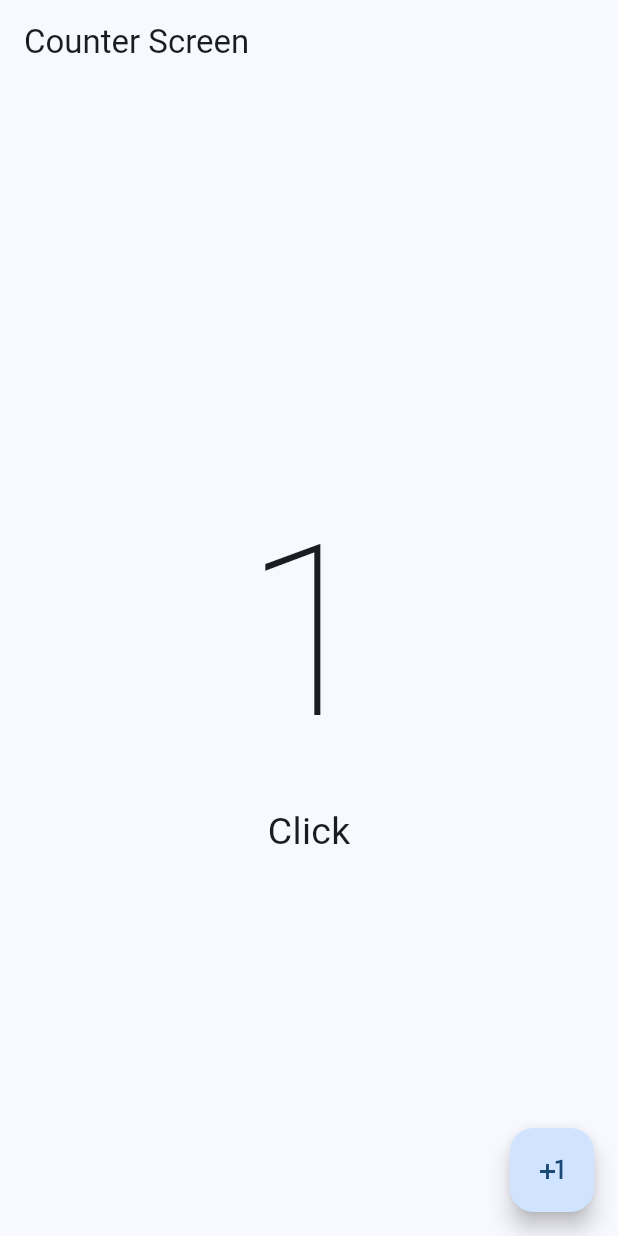
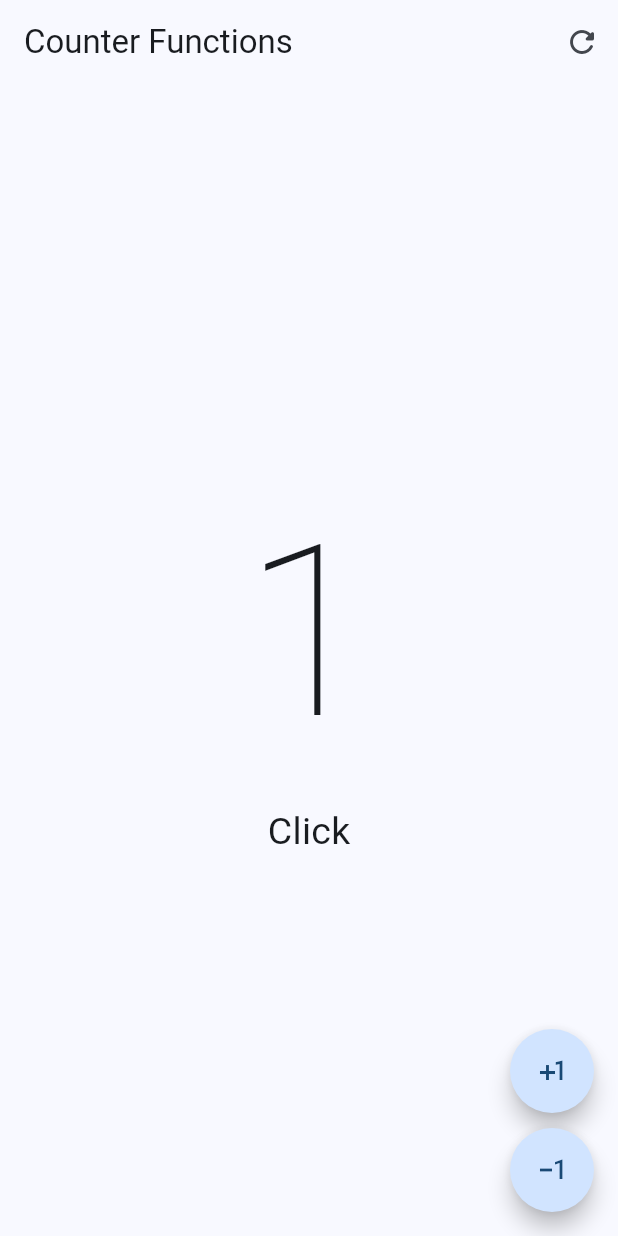
Before and after one commit to jonamx13/hello_world_app, a Flutter app: the screen it shows after launch, after a tap on the "plus one" icon, on a phone screen of 412 x 824 dp. Run offline on Flutter 3.47's test engine with Material 3 defaults, Android fonts, the phone set to English and light mode, and no system bars.

Commit message:
Appbar and actions buttons

```diff
--- a/lib/main.dart
+++ b/lib/main.dart
@@ -1,5 +1,6 @@
 import 'package:flutter/material.dart';
-import 'package:hello_world_app/presentation/screens/counter/counter_screen.dart';
+import 'package:hello_world_app/presentation/screens/counter/counter_functions_screen.dart';
+// import 'package:hello_world_app/presentation/screens/counter/counter_screen.dart';
 
 void main() {
   runApp(const MyApp());
@@ -16,7 +17,7 @@ class MyApp extends StatelessWidget {
         useMaterial3: true,
         colorSchemeSeed: Colors.blue
       ),
-      home: const CounterScreen()
+      home: const CounterFunctionsScreen()
     );
   }
 }
--- /dev/null
+++ b/lib/presentation/screens/counter/counter_functions_screen.dart
@@ -0,0 +1,66 @@
+import 'package:flutter/material.dart';
+
+class CounterFunctionsScreen extends StatefulWidget {
+  const CounterFunctionsScreen({super.key});
+
+  @override
+  State<CounterFunctionsScreen> createState() => _CounterFunctionsScreenState();
+}
+
+class _CounterFunctionsScreenState extends State<CounterFunctionsScreen> {
+  int clickCounter = 0;
+
+  @override
+  Widget build(BuildContext context) {
+    return Scaffold(
+      appBar: AppBar(
+        title: const Text('Counter Functions'),
+        actions: [
+          IconButton(
+              icon: const Icon(Icons.refresh_rounded),
+              onPressed: () {
+                setState(() {
+                  clickCounter = 0;
+                });
+              }),
+        ],
+      ),
+      body: Center(
+        child: Column(
+          mainAxisAlignment: MainAxisAlignment.center,
+          children: [
+            Text('$clickCounter',
+                style: const TextStyle(
+                    fontSize: 160, fontWeight: FontWeight.w100)),
+            Text('Click${clickCounter == 1 ? '' : 's'}',
+                style: const TextStyle(fontSize: 25))
+          ],
+        ),
+      ),
+      floatingActionButton: Column(
+        mainAxisAlignment: MainAxisAlignment.end,
+        children: [
+          FloatingActionButton(
+            shape: const StadiumBorder(),
+            onPressed: () {
+              clickCounter++;
+              setState(() {});
+            },
+            child: const Icon(Icons.plus_one),
+          ),
+
+          const SizedBox(height: 10),
+
+          FloatingActionButton(
+            shape: const StadiumBorder(),
+            onPressed: () {
+              clickCounter--;
+              setState(() {});
+            },
+            child: const Icon(Icons.exposure_minus_1),
+          ),
+        ],
+      )
+    );
+  }
+}
```
